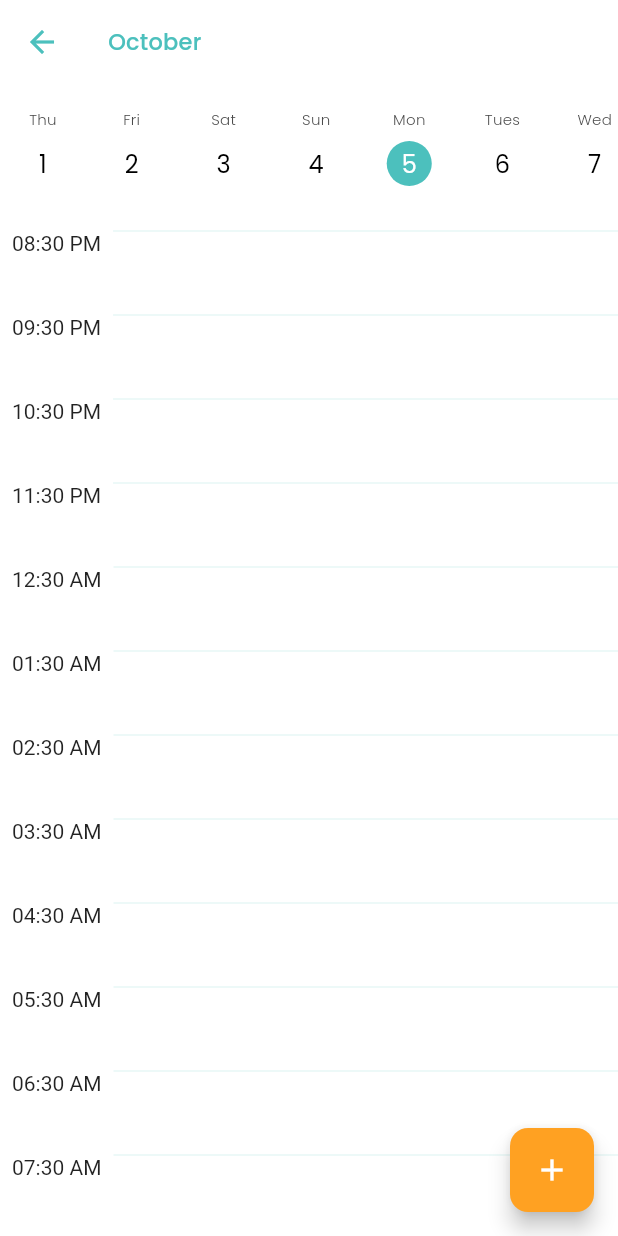
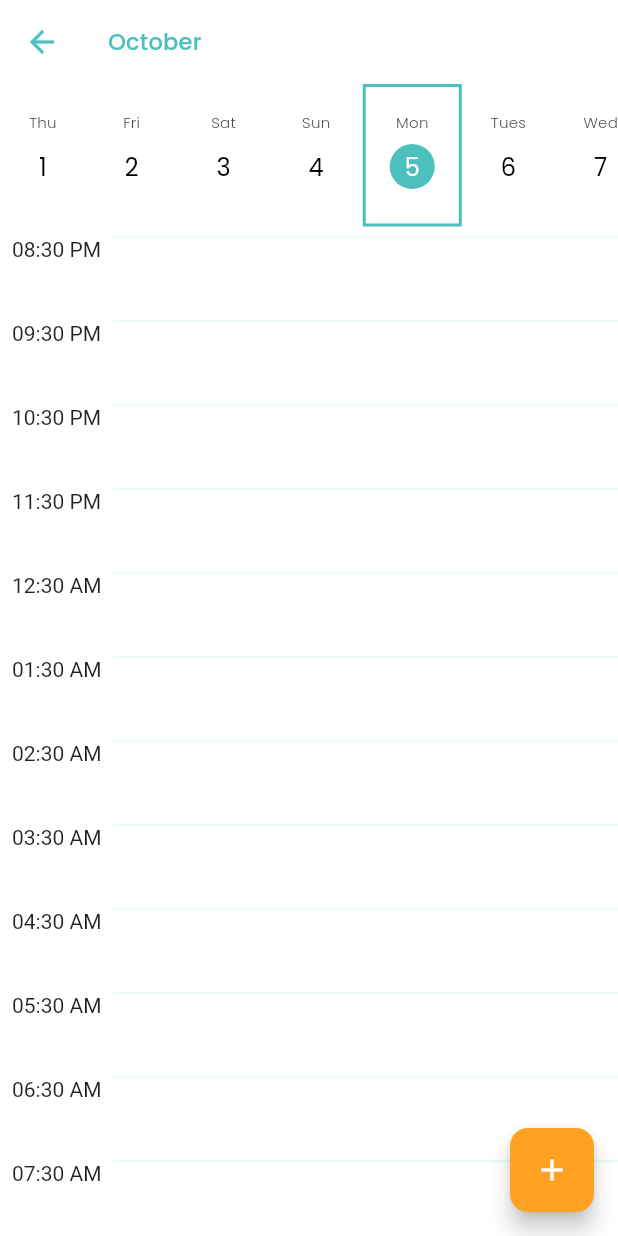
Before and after one commit to wh120/tasks, a Flutter app: the DailyCalender screen opened directly with empty values, scrolled down 576 dp, on a phone screen of 412 x 824 dp. Run offline on Flutter 3.47's test engine with Material 2 defaults, Android fonts, the phone set to English and light mode, and no system bars; our stand-ins replace bloc, date_field, flutter_bloc, get_it.

Commit message:
current day style in daily

```diff
--- a/lib/core/widgets/calender/daily_calender.dart
+++ b/lib/core/widgets/calender/daily_calender.dart
@@ -79,8 +79,15 @@ class _DailyCalenderState extends State<DailyCalender> {
         });
   }
 
-  Padding buildCard(DateTime dateTime, {bool isSelected = false}) {
-    return Padding(
+   buildCard(DateTime dateTime, {bool isSelected = false}) {
+    return Container(
+      decoration:dateTime.isSameDate(DateTime.now())? BoxDecoration(
+        border: Border.all(
+          color: AppColors.primary, //                   <--- border color
+          width: 2.0,
+        ),
+      ):null,
+      child: Padding(
         padding: const EdgeInsets.all(8.0),
         child: Container(
           child: Padding(
@@ -103,6 +110,7 @@ class _DailyCalenderState extends State<DailyCalender> {
                   ),
                 ),
               ],
+            ),
           ),
         ),
       ),
```
Lines whose indentation alone changed are shown as unchanged.
